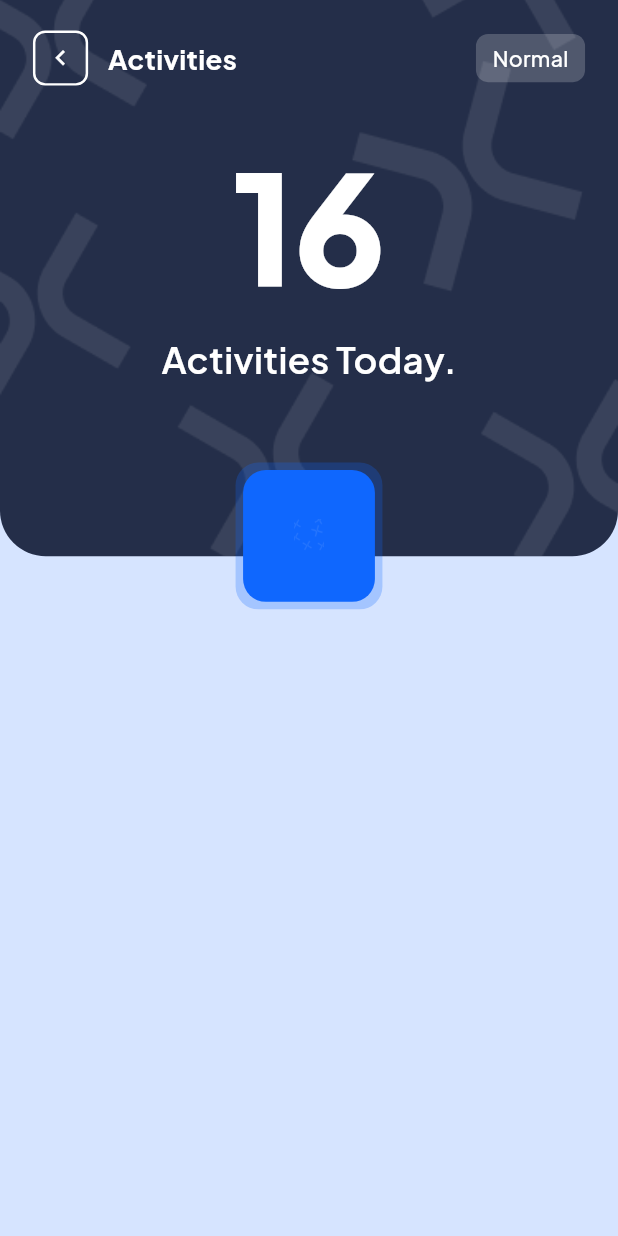
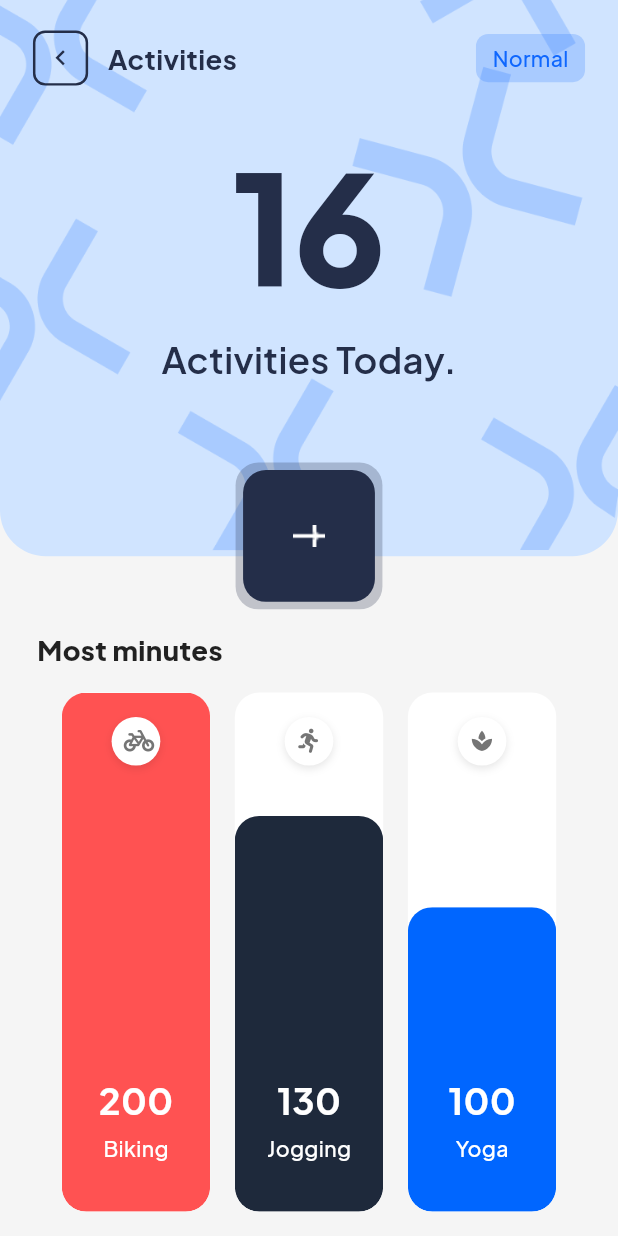
Before and after one commit to Di-Twin/Di-Twin, a Flutter app: the ActivityToday screen opened by its route, on a phone screen of 412 x 824 dp. Run offline on Flutter 3.47's test engine with Material 3 defaults, Android fonts, the phone set to English and light mode, and no system bars; our stand-ins replace country_code_picker, dotted_border, firebase_auth, firebase_core, flutter_riverpod, flutter_screenutil and 8 more; missing offline and left inert: ditwin_country_code; accounts and stored records are empty.

Commit message:
updated activity today screen

```diff
--- a/client/lib/features/activity/activity_today.dart
+++ b/client/lib/features/activity/activity_today.dart
@@ -3,7 +3,7 @@ import 'package:flutter/material.dart';
 import 'package:flutter_screenutil/flutter_screenutil.dart';
 import 'package:google_fonts/google_fonts.dart';
 import 'package:font_awesome_flutter/font_awesome_flutter.dart';
-import 'dart:math' show max;
+import 'dart:math' show max, pow;
 
 class ActivityToday extends StatefulWidget {
   const ActivityToday({super.key});
@@ -16,53 +16,60 @@ class _ActivityTodayState extends State<ActivityToday> {
   double x = 165;
   double y = 275;
 
-  // BoxConstraints get constraints => null;
-
-  @override
-  Widget build(BuildContext context) {
-    final activityData = [
+  final List<Map<String, dynamic>> allActivities = [
     {
-        'hours': '2.5',
+      'minutes': '130',
       'label': 'Jogging',
-        'color': const Color(0xFF1E2A3D),
+      'color': const Color(0xFF1E293B),
       'icon': FontAwesomeIcons.personRunning,
     },
     {
-        'hours': '6.5',
+      'minutes': '100',
       'label': 'Yoga',
       'color': const Color(0xFF0066FF),
       'icon': Icons.spa,
     },
     {
-        'hours': '7.8',
+      'minutes': '200',
       'label': 'Biking',
       'color': Colors.redAccent,
       'icon': FontAwesomeIcons.bicycle,
     },
   ];
 
+  List<Map<String, dynamic>> getTopActivities() {
+    final sortedActivities = List<Map<String, dynamic>>.from(allActivities);
+
+    sortedActivities.sort((a, b) =>
+      double.parse(b['minutes'].toString()).compareTo(double.parse(a['minutes'].toString())));
+
+    return sortedActivities.take(3).toList();
+  }
+
+  @override
+  Widget build(BuildContext context) {
+    final topActivities = getTopActivities();
+
     return Scaffold(
-      backgroundColor: const Color(0xFFD6E4FF),
+      backgroundColor: Colors.grey[100],
+      resizeToAvoidBottomInset: true,
       body: SafeArea(
         child: GestureDetector(
+          onTap: () => FocusScope.of(context).unfocus(),
           child: LayoutBuilder(
             builder: (context, constraints) {
               return Stack(
                 children: [
-                  SingleChildScrollView(
-                    physics: const BouncingScrollPhysics(),
-                    child: Column(
-                      crossAxisAlignment: CrossAxisAlignment.start,
-                      children: [
-                        _buildHeader(constraints),
-                        // _buildActivityCount(),
-
-                        _buildMostHoursSection(activityData),
-                        // SizedBox(height: 80.h),
-                      ],
+                  SizedBox(
+                    height: constraints.maxHeight,
+                    child: _buildHeader(constraints),
                   ),
+                  Positioned(
+                    bottom: 0,
+                    left: 0,
+                    right: 0,
+                    child: _buildMostminutesSection(topActivities, constraints),
                   ),
-                  // _buildDraggableAddButton(), // Now inside Stack
                 ],
               );
             },
@@ -84,8 +91,18 @@ class _ActivityTodayState extends State<ActivityToday> {
             badgeText: 'Normal',
             score: '16',
             subtitle: 'Activities Today.',
-            buttonImage: 'images/header_background.png',
+            buttonImage: 'images/SignInAddIcon.png',
             onButtonTap: () {},
+            backgroundColor: Color(0xFFD0E4FF),
+            backgroundImagePath: 'images/activity_header_background.png',
+            buttonColor: Color(0xFF242E49),
+            buttonShadowColor: Color(0xFF242E49),
+            titleTextColor: Color(0xFF242E49),
+            scoreTextColor: Color(0xFF242E49),
+            subtitleTextColor: Color(0xFF242E49),
+            backButtonBorderColor: Color(0xFF242E49),
+            badgeBackgroundColor: Color(0xFF0F67FE),
+            badgeTextColor: Color(0xFF0F67FE),
           ),
         ],
       ),
@@ -93,7 +110,6 @@ class _ActivityTodayState extends State<ActivityToday> {
   }
 
   Widget _buildActivityCount() {
-    // dart(TODO:) need to add image as per figma
     return Center(
       child: Column(
         mainAxisSize: MainAxisSize.min,
@@ -160,48 +176,73 @@ class _ActivityTodayState extends State<ActivityToday> {
     );
   }
 
-  Widget _buildMostHoursSection(List<Map<String, dynamic>> activityData) {
+  Widget _buildMostminutesSection(List<Map<String, dynamic>> activityData, constraints) {
+    final Size screenSize = MediaQuery.of(context).size;
+    final double horizontalPadding = screenSize.width * 0.06;
+    final double barWidth = screenSize.width * 0.24;
+
+    double sectionHeightRatio;
+
+    bool isTablet = screenSize.width > 600;
+    bool isLandscape = screenSize.width > screenSize.height;
+
+    if (isTablet) {
+      sectionHeightRatio = isLandscape ? 0.38 : 0.45;
+    } else {
+      sectionHeightRatio = isLandscape ? 0.32 : 0.42;
+    }
+
+    if (screenSize.height < 600) {
+      sectionHeightRatio *= 0.85;
+    } else if (screenSize.height > 1200) {
+      sectionHeightRatio *= 1.1;
+    }
+
+    double maxminutesValue = 0;
+    for (var activity in activityData) {
+      double minutes = double.parse(activity['minutes'].toString());
+      if (minutes > maxminutesValue) {
+        maxminutesValue = minutes;
+      }
+    }
+
     return Container(
       width: double.infinity,
-      decoration: BoxDecoration(
-        color: Colors.grey[100], // Lighter background color
-        borderRadius: BorderRadius.only(
-          topLeft: Radius.circular(32.r),
-          topRight: Radius.circular(32.r),
-        ),
-      ),
+      padding: EdgeInsets.only(top: 16.w),
       child: Column(
         crossAxisAlignment: CrossAxisAlignment.start,
+        mainAxisSize: MainAxisSize.min,
         children: [
           Padding(
-            padding: EdgeInsets.only(left: 16.w, top: 24.h, bottom: 12.h),
+            padding: EdgeInsets.symmetric(horizontal: horizontalPadding),
             child: Text(
-              'Most Hours',
+              'Most minutes',
               style: GoogleFonts.plusJakartaSans(
                 fontSize: 18.sp,
-                fontWeight: FontWeight.w600,
+                fontWeight: FontWeight.w800,
                 color: Colors.black87,
               ),
             ),
           ),
+          SizedBox(height: 16.h),
           SizedBox(
-            height: 400.h, // Fixed height for the bar chart
+            height: constraints.maxHeight * sectionHeightRatio,
             child: Padding(
-              padding: EdgeInsets.symmetric(horizontal: 16.w),
+              padding: EdgeInsets.symmetric(horizontal: horizontalPadding),
               child: Row(
                 crossAxisAlignment: CrossAxisAlignment.end,
+                mainAxisAlignment: MainAxisAlignment.spaceEvenly,
                 children: List.generate(
                   activityData.length,
-                  (index) => Expanded(
-                    child: Container(
-                      margin: EdgeInsets.symmetric(horizontal: 4.w),
+                  (index) => Container(
+                    width: barWidth,
                     child: _buildActivityBar(
-                        hours: activityData[index]['hours'] as String,
+                      minutes: activityData[index]['minutes'] as String,
                       label: activityData[index]['label'] as String,
                       color: activityData[index]['color'] as Color,
                       icon: activityData[index]['icon'] as IconData,
                       index: index,
-                      ),
+                      maxminutes: maxminutesValue,
                     ),
                   ),
                 ),
@@ -215,27 +256,22 @@ class _ActivityTodayState extends State<ActivityToday> {
   }
 
   Widget _buildActivityBar({
-    required String hours,
+    required String minutes,
     required String label,
     required Color color,
     required IconData icon,
     required int index,
+    required double maxminutes,
   }) {
-    double maxHours = 10.0;
-    double heightFactor = double.parse(hours) / maxHours;
+    double minutesValue = double.parse(minutes);
     double maxBarHeight = 400.h;
-    double coloredBarHeight = max(
-      80.h,
-      maxBarHeight * heightFactor,
-    ); // Add minimum height of 80.h
+    double coloredBarHeight;
 
-    // Adjust colors to match design
-    if (index == 0) {
-      color = const Color(0xFF1E293B); // Dark blue for Jogging
-    } else if (index == 1) {
-      color = Colors.blue; // Blue for Yoga
-    } else if (index == 2) {
-      color = Colors.redAccent; // Red for Biking
+    if (minutesValue <= 0) {
+      coloredBarHeight = 0;
+    } else {
+      double ratio = minutesValue / maxminutes;
+      coloredBarHeight = maxBarHeight * ratio;
     }
 
     return Container(
@@ -244,9 +280,55 @@ class _ActivityTodayState extends State<ActivityToday> {
         color: Colors.white,
         borderRadius: BorderRadius.circular(16.r),
       ),
+      clipBehavior: Clip.antiAlias,
       child: Stack(
         children: [
-          // Top icon
+          if (minutesValue > 0)
+            Positioned(
+              bottom: 0,
+              left: 0,
+              right: 0,
+              child: ClipRRect(
+                borderRadius: BorderRadius.circular(16.r),
+                child: Container(
+                  height: coloredBarHeight,
+                  color: color,
+                ),
+              ),
+            ),
+
+          Positioned(
+            bottom: 16.h,
+            left: 0,
+            right: 0,
+            child: Padding(
+              padding: EdgeInsets.all(16.r),
+              child: Column(
+                mainAxisAlignment: MainAxisAlignment.end,
+                crossAxisAlignment: CrossAxisAlignment.center,
+                children: [
+                  Text(
+                    minutes,
+                    style: GoogleFonts.plusJakartaSans(
+                      fontSize: 24.sp,
+                      fontWeight: FontWeight.w700,
+                      color: (minutesValue > 0 && coloredBarHeight > 80.h) ? Colors.white : Colors.grey[600],
+                    ),
+                  ),
+                  SizedBox(height: 4.h),
+                  Text(
+                    label,
+                    style: GoogleFonts.plusJakartaSans(
+                      fontSize: 14.sp,
+                      fontWeight: FontWeight.w500,
+                      color: (minutesValue > 0 && coloredBarHeight > 80.h) ? Colors.white : Colors.grey[600],
+                    ),
+                  ),
+                ],
+              ),
+            ),
+          ),
+
           Positioned(
             top: 16.h,
             left: 0,
@@ -270,45 +352,6 @@ class _ActivityTodayState extends State<ActivityToday> {
               ),
             ),
           ),
-          // Colored bar
-          Positioned(
-            bottom: 0,
-            left: 0,
-            right: 0,
-            child: Container(
-              height: coloredBarHeight,
-              decoration: BoxDecoration(
-                color: color,
-                borderRadius: BorderRadius.circular(16.r),
-              ),
-              child: Padding(
-                padding: EdgeInsets.all(16.r),
-                child: Column(
-                  mainAxisAlignment: MainAxisAlignment.end,
-                  crossAxisAlignment: CrossAxisAlignment.center,
-                  children: [
-                    Text(
-                      hours,
-                      style: GoogleFonts.plusJakartaSans(
-                        fontSize: 24.sp,
-                        fontWeight: FontWeight.w700,
-                        color: Colors.white,
-                      ),
-                    ),
-                    SizedBox(height: 4.h),
-                    Text(
-                      label,
-                      style: GoogleFonts.plusJakartaSans(
-                        fontSize: 14.sp,
-                        fontWeight: FontWeight.w500,
-                        color: Colors.white,
-                      ),
-                    ),
-                  ],
-                ),
-              ),
-            ),
-          ),
         ],
       ),
     );
--- a/client/lib/features/sleep_management/sleep_management_score.dart
+++ b/client/lib/features/sleep_management/sleep_management_score.dart
@@ -1,5 +1,5 @@
 import 'package:client/widgets/CustomButton.dart';
-import 'package:client/widgets/CustomHeaderWidget.dart';
+import 'package:client/widgets/CustomActivityHeaderWidget.dart';
 import 'package:flutter/material.dart';
 import 'package:flutter_riverpod/flutter_riverpod.dart';
 import 'package:font_awesome_flutter/font_awesome_flutter.dart';
@@ -62,7 +62,7 @@ class _SleepManagementScoreState extends ConsumerState<SleepManagementScore> {
       child: Stack(
         clipBehavior: Clip.none,
         children: [
-          CustomHeader(
+          CustomActivityHeader(
             title: 'Sleep Score',
             badgeText: 'Insomniac',
             score: '24',
--- a/client/lib/widgets/CustomActivityHeaderWidget.dart
+++ b/client/lib/widgets/CustomActivityHeaderWidget.dart
@@ -1,5 +1,3 @@
-// Header background color default : 0xFF242E49
-
 import 'package:flutter/material.dart';
 import 'package:flutter_screenutil/flutter_screenutil.dart';
 import 'package:google_fonts/google_fonts.dart';
@@ -11,7 +9,22 @@ class CustomActivityHeader extends StatelessWidget {
   final String subtitle;
   final String buttonImage;
   final VoidCallback onButtonTap;
+
+  // Added customizable properties with defaults
   final Color backgroundColor;
+  final String? backgroundImagePath;
+  final Color buttonColor;
+  final Color buttonShadowColor;
+  final double buttonShadowSpread;
+  final Color backButtonBorderColor;
+  final double backButtonBorderWidth;
+  final Color badgeBackgroundColor;
+  final Color titleTextColor;
+  final Color scoreTextColor;
+  final Color subtitleTextColor;
+  final Color badgeTextColor;
+  final double bottomLeftRadius;
+  final double bottomRightRadius;
 
   const CustomActivityHeader({
     super.key,
@@ -21,9 +34,23 @@ class CustomActivityHeader extends StatelessWidget {
     required this.subtitle,
     required this.buttonImage,
     required this.onButtonTap,
-    Color? backgroundColor,
-  })  : backgroundColor = backgroundColor ?? const Color(0xFF242E49);
 
+    // All customizable properties with defaults
+    this.backgroundColor = const Color(0xFF242E49),
+    this.backgroundImagePath,
+    this.buttonColor = const Color(0xFF0F67FE),
+    this.buttonShadowColor = const Color(0xFF0F67FE),
+    this.buttonShadowSpread = 5.0,
+    this.backButtonBorderColor = Colors.white,
+    this.backButtonBorderWidth = 1.5,
+    this.badgeBackgroundColor = Colors.white,
+    this.titleTextColor = Colors.white,
+    this.scoreTextColor = Colors.white,
+    this.subtitleTextColor = Colors.white,
+    this.badgeTextColor = Colors.white,
+    this.bottomLeftRadius = 30.0,
+    this.bottomRightRadius = 30.0,
+  });
 
   @override
   Widget build(BuildContext context) {
@@ -37,13 +64,15 @@ class CustomActivityHeader extends StatelessWidget {
               width: double.infinity,
               decoration: BoxDecoration(
                 color: backgroundColor,
-                image: const DecorationImage(
-                  image: AssetImage('images/header_background.png'),
+                image: backgroundImagePath != null
+                    ? DecorationImage(
+                        image: AssetImage(backgroundImagePath!),
                         fit: BoxFit.cover,
-                ),
+                      )
+                    : null,
                 borderRadius: BorderRadius.only(
-                  bottomLeft: Radius.circular(30.r),
-                  bottomRight: Radius.circular(30.r),
+                  bottomLeft: Radius.circular(bottomLeftRadius.r),
+                  bottomRight: Radius.circular(bottomRightRadius.r),
                 ),
               ),
               child: SafeArea(
@@ -58,7 +87,7 @@ class CustomActivityHeader extends StatelessWidget {
                         children: [
                           Row(
                             children: [
-                              // Back Button
+                              // Back Button with customizable properties
                               GestureDetector(
                                 onTap: () {
                                   Navigator.of(context).pop(); // Navigate back to the previous screen
@@ -69,24 +98,24 @@ class CustomActivityHeader extends StatelessWidget {
                                     color: Colors.transparent,
                                     borderRadius: BorderRadius.circular(8.r),
                                     border: Border.all(
-        color: Colors.white,
-        width: 1.5.w,
+                                      color: backButtonBorderColor,
+                                      width: backButtonBorderWidth.w,
                                     ),
                                   ),
                                   child: Icon(
                                     Icons.chevron_left,
-      color: Colors.white,
+                                    color: backButtonBorderColor,
                                     size: 20.sp,
                                   ),
                                 ),
                               ),
 
                               SizedBox(width: 12.w),
-                              // Dynamic Title
+                              // Dynamic Title with customizable color
                               Text(
                                 title,
                                 style: GoogleFonts.plusJakartaSans(
-                                  color: Colors.white,
+                                  color: titleTextColor,
                                   fontSize: 18.sp,
                                   fontWeight: FontWeight.bold,
                                 ),
@@ -94,20 +123,20 @@ class CustomActivityHeader extends StatelessWidget {
                             ],
                           ),
 
-                          // Dynamic Badge
+                          // Dynamic Badge with customizable background
                           Container(
                             padding: EdgeInsets.symmetric(
                               horizontal: 10.w,
                               vertical: 6.h,
                             ),
                             decoration: BoxDecoration(
-                              color: Colors.white.withOpacity(0.2),
+                              color: badgeBackgroundColor.withOpacity(0.2),
                               borderRadius: BorderRadius.circular(8.r),
                             ),
                             child: Text(
                               badgeText,
                               style: GoogleFonts.plusJakartaSans(
-                                color: Colors.white,
+                                color: badgeTextColor,
                                 fontSize: 14.sp,
                                 fontWeight: FontWeight.w500,
                               ),
@@ -118,7 +147,7 @@ class CustomActivityHeader extends StatelessWidget {
 
                       SizedBox(height: 20.h),
 
-                      // Centered Score & Subtitle
+                      // Centered Score & Subtitle with customizable colors
                       Center(
                         child: Column(
                           children: [
@@ -126,7 +155,7 @@ class CustomActivityHeader extends StatelessWidget {
                             Text(
                               score,
                               style: GoogleFonts.plusJakartaSans(
-                                color: Colors.white,
+                                color: scoreTextColor,
                                 fontSize: 100.sp,
                                 fontWeight: FontWeight.w800,
                               ),
@@ -136,7 +165,7 @@ class CustomActivityHeader extends StatelessWidget {
                             Text(
                               subtitle,
                               style: GoogleFonts.plusJakartaSans(
-                                color: Colors.white,
+                                color: subtitleTextColor,
                                 fontSize: 24.sp,
                                 fontWeight: FontWeight.w600,
                               ),
@@ -150,7 +179,7 @@ class CustomActivityHeader extends StatelessWidget {
               ),
             ),
 
-            // Positioned Floating Button
+            // Positioned Floating Button with customizable colors
             Positioned(
               bottom: -30.h,
               left: (constraints.maxWidth / 2) - 40.w,
@@ -160,13 +189,13 @@ class CustomActivityHeader extends StatelessWidget {
                   width: 80.w,
                   height: 80.w,
                   decoration: BoxDecoration(
-                    color: Color(0xFF0F67FE),
+                    color: buttonColor,
                     borderRadius: BorderRadius.circular(15.r),
                     boxShadow: [
                       BoxShadow(
-                        color: Color(0xFF0F67FE).withOpacity(0.25),
+                        color: buttonShadowColor.withOpacity(0.25),
                         blurRadius: 0,
-                        spreadRadius: 5,
+                        spreadRadius: buttonShadowSpread,
                       ),
                     ],
                   ),
```
Also changed, not shown: client/images/activity_header_background.png (added). Lines whose indentation alone changed are shown as unchanged.
